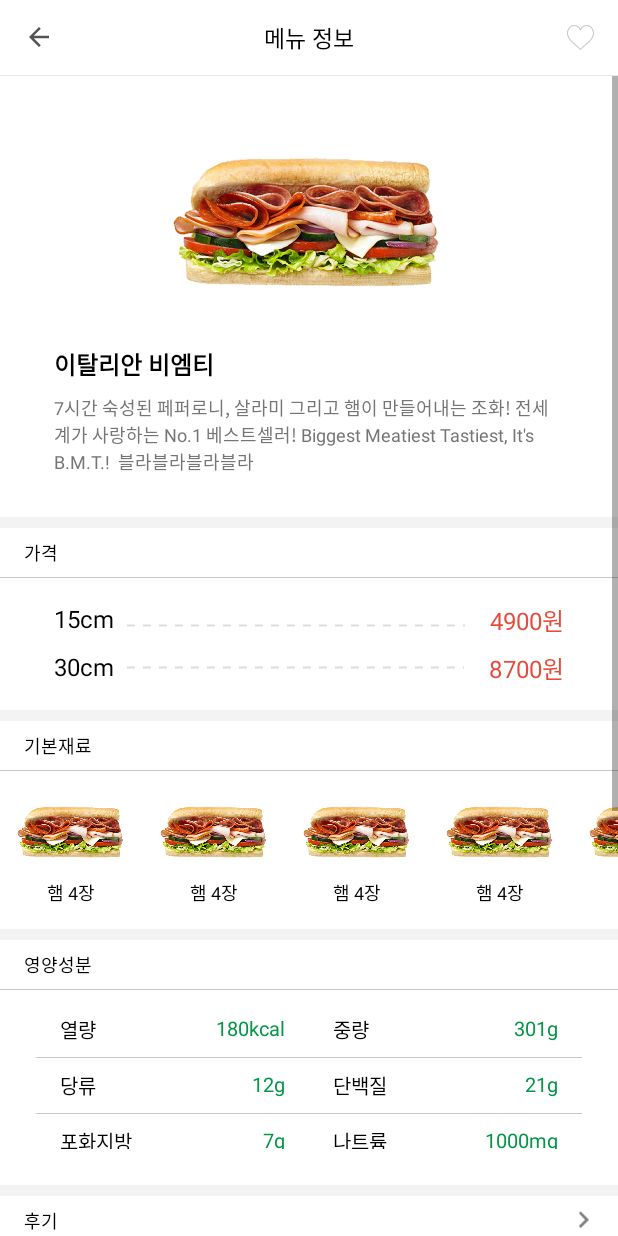
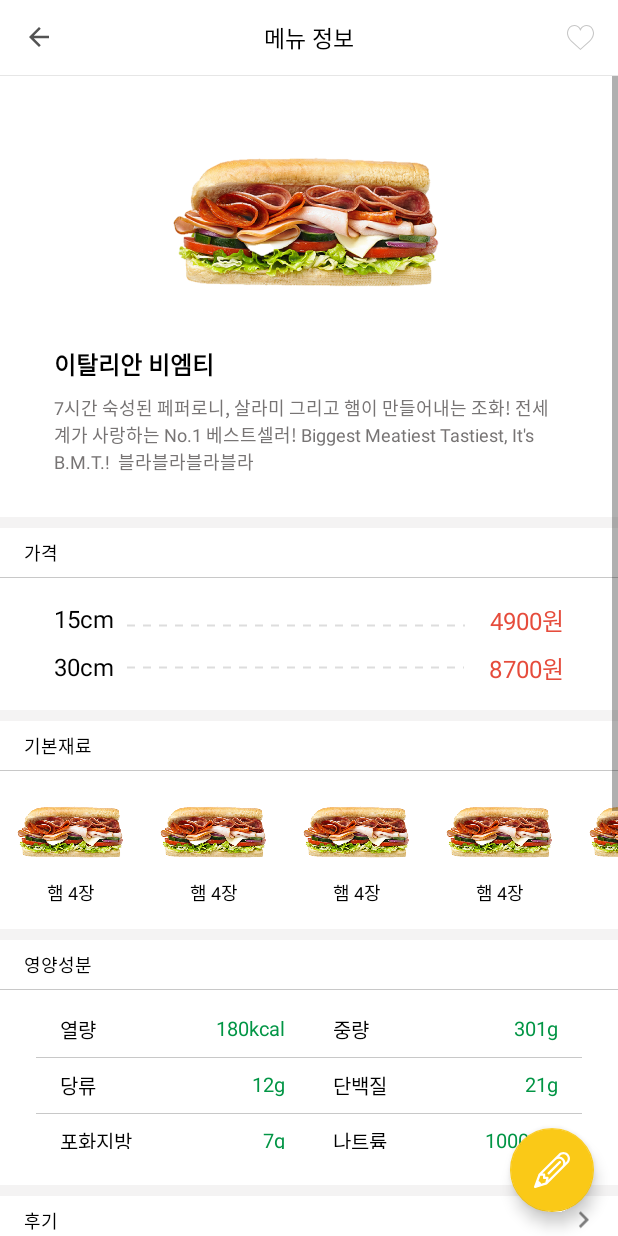
Before and after one commit to taeiim/Subway, an Android app: the MenuDetailActivity screen opened directly, with no data from a screen before it, on a phone screen of 412 x 824 dp. Run offline under Robolectric (Android 15) with nearby library versions, the phone set to English and light mode, and no system bars; 2 statements that could not run were skipped.

Commit message:
Add Fab in MenuDetailActivity

```diff
--- a/app/src/main/AndroidManifest.xml
+++ b/app/src/main/AndroidManifest.xml
@@ -20,7 +20,7 @@
 
         </activity>
         <activity android:name=".Activity.EventDetailActivity"/>
-        <activity android:name=".Activity.HoneyReviewActivity">
+        <activity android:name=".Activity.ReviewActivity">
 
         </activity>
         <activity android:name=".Activity.MenuDetailActivity"/>
--- a/app/src/main/java/com/example/parktaeim/subway/Activity/MenuDetailActivity.java
+++ b/app/src/main/java/com/example/parktaeim/subway/Activity/MenuDetailActivity.java
@@ -3,6 +3,7 @@ package com.example.parktaeim.subway.Activity;
 import android.content.Intent;
 import android.os.Bundle;
 import android.support.annotation.Nullable;
+import android.support.design.widget.FloatingActionButton;
 import android.support.v7.app.AppCompatActivity;
 import android.support.v7.widget.LinearLayoutManager;
 import android.support.v7.widget.RecyclerView;
@@ -28,15 +29,14 @@ public class MenuDetailActivity extends AppCompatActivity {
     private ArrayList<MenuStuffItem> menuStuffItemArrayList = new ArrayList<>();
     private ToggleButton heartBtn;
     private ImageView backIcon;
+    private FloatingActionButton reviewFab;
 
     @Override
     protected void onCreate(@Nullable Bundle savedInstanceState) {
         super.onCreate(savedInstanceState);
         setContentView(R.layout.activity_menu_detail);
+
         setUpHeartAnimation();
-
-        backIcon = (ImageView) findViewById(R.id.menuDetail_backIcon);
-        backIcon.setOnClickListener(v->finish());
 
         Intent getIntent = getIntent();
         String menuName = getIntent.getExtras().getString("menuName");
@@ -45,6 +45,19 @@ public class MenuDetailActivity extends AppCompatActivity {
         Log.d("MenuName=="+menuName,"  / MenuPrice=="+menuPrice);
 
         setUpStuffRecyclerView();
+
+
+        backIcon = (ImageView) findViewById(R.id.menuDetail_backIcon);
+        reviewFab = (FloatingActionButton) findViewById(R.id.menuDetail_reviewFab);
+        backIcon.setOnClickListener(v->finish());
+        reviewFab.setOnClickListener(v->{
+            Intent intent = new Intent(this,ReviewActivity.class);
+            intent.putExtra("reviewType","menu");
+            intent.putExtra("name",0);
+            startActivity(intent);
+        });
+
+
 
     }
 
--- a/app/src/main/res/layout/activity_menu_detail.xml
+++ b/app/src/main/res/layout/activity_menu_detail.xml
@@ -1,5 +1,5 @@
 <?xml version="1.0" encoding="utf-8"?>
-<LinearLayout xmlns:android="http://schemas.android.com/apk/res/android"
+<RelativeLayout xmlns:android="http://schemas.android.com/apk/res/android"
     xmlns:app="http://schemas.android.com/apk/res-auto"
     android:layout_width="match_parent"
     android:layout_height="match_parent"
@@ -160,13 +160,13 @@
                             <ImageView
                                 android:layout_width="match_parent"
                                 android:layout_height="2dp"
-                                android:src="@drawable/dotted_line_gray_price"
-                                android:layout_toRightOf="@+id/tv15"
-                                android:layout_toLeftOf="@+id/menuDetail_menuPriceTv15"
+                                android:layout_centerVertical="true"
                                 android:layout_marginLeft="8dp"
                                 android:layout_marginRight="16dp"
+                                android:layout_toLeftOf="@+id/menuDetail_menuPriceTv15"
+                                android:layout_toRightOf="@+id/tv15"
                                 android:layerType="software"
-                                android:layout_centerVertical="true"/>
+                                android:src="@drawable/dotted_line_gray_price" />
 
                             <TextView
                                 android:id="@+id/menuDetail_menuPriceTv15"
@@ -195,13 +195,13 @@
                             <ImageView
                                 android:layout_width="match_parent"
                                 android:layout_height="2dp"
-                                android:src="@drawable/dotted_line_gray_price"
-                                android:layout_toRightOf="@+id/tv30"
-                                android:layout_toLeftOf="@+id/menuDetail_menuPriceTv30"
+                                android:layout_centerVertical="true"
                                 android:layout_marginLeft="8dp"
                                 android:layout_marginRight="16dp"
+                                android:layout_toLeftOf="@+id/menuDetail_menuPriceTv30"
+                                android:layout_toRightOf="@+id/tv30"
                                 android:layerType="software"
-                                android:layout_centerVertical="true"/>
+                                android:src="@drawable/dotted_line_gray_price" />
 
                             <TextView
                                 android:id="@+id/menuDetail_menuPriceTv30"
@@ -248,7 +248,7 @@
                         android:id="@+id/menuDetail_stuffRecyclerView"
                         android:layout_width="wrap_content"
                         android:layout_height="105dp"
-                        android:layout_gravity="center"/>
+                        android:layout_gravity="center" />
 
                 </LinearLayout>
 
@@ -582,4 +582,16 @@
         </ScrollView>
 
     </LinearLayout>
-</LinearLayout>
+
+    <android.support.design.widget.FloatingActionButton
+        android:id="@+id/menuDetail_reviewFab"
+        android:layout_width="wrap_content"
+        android:layout_height="wrap_content"
+        android:layout_alignParentBottom="true"
+        android:layout_alignParentRight="true"
+        android:layout_margin="16dp"
+        app:backgroundTint="@color/colorPrimary"
+        android:src="@drawable/ic_edit_pencil"
+        app:fabSize="normal"/>
+
+</RelativeLayout>
--- a/app/src/main/res/layout/item_menu.xml
+++ b/app/src/main/res/layout/item_menu.xml
@@ -37,8 +37,8 @@
                     android:id="@+id/menu_imgView"
                     android:layout_width="match_parent"
                     android:layout_height="100dp"
-                    android:src="@drawable/ic_burger"
-                    android:padding="12dp"/>
+                    android:src="@drawable/img_subway"
+                    android:padding="4dp"/>
 
                 <TextView
                     android:id="@+id/menu_nameTv"
```
Also changed, not shown: app/src/main/java/com/example/parktaeim/subway/Activity/ReviewActivity.java (renamed from app/src/main/java/com/example/parktaeim/subway/Activity/HoneyReviewActivity.java, +22 -1 lines).
